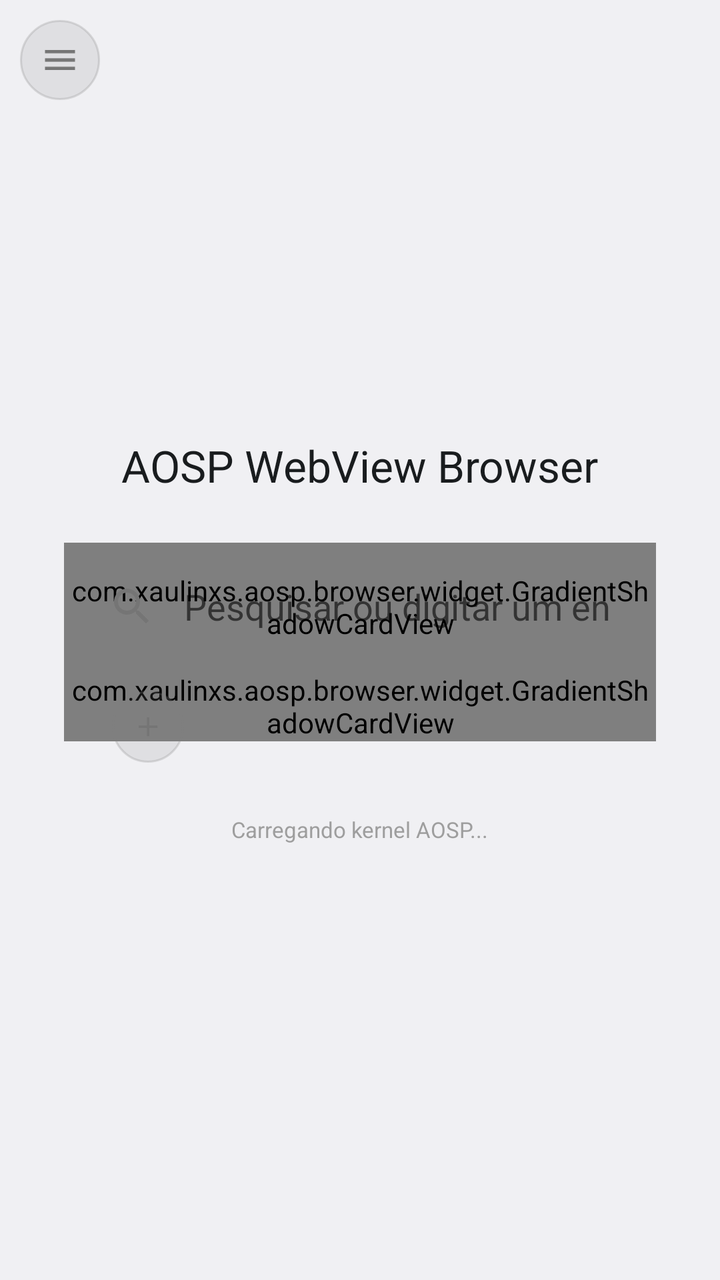
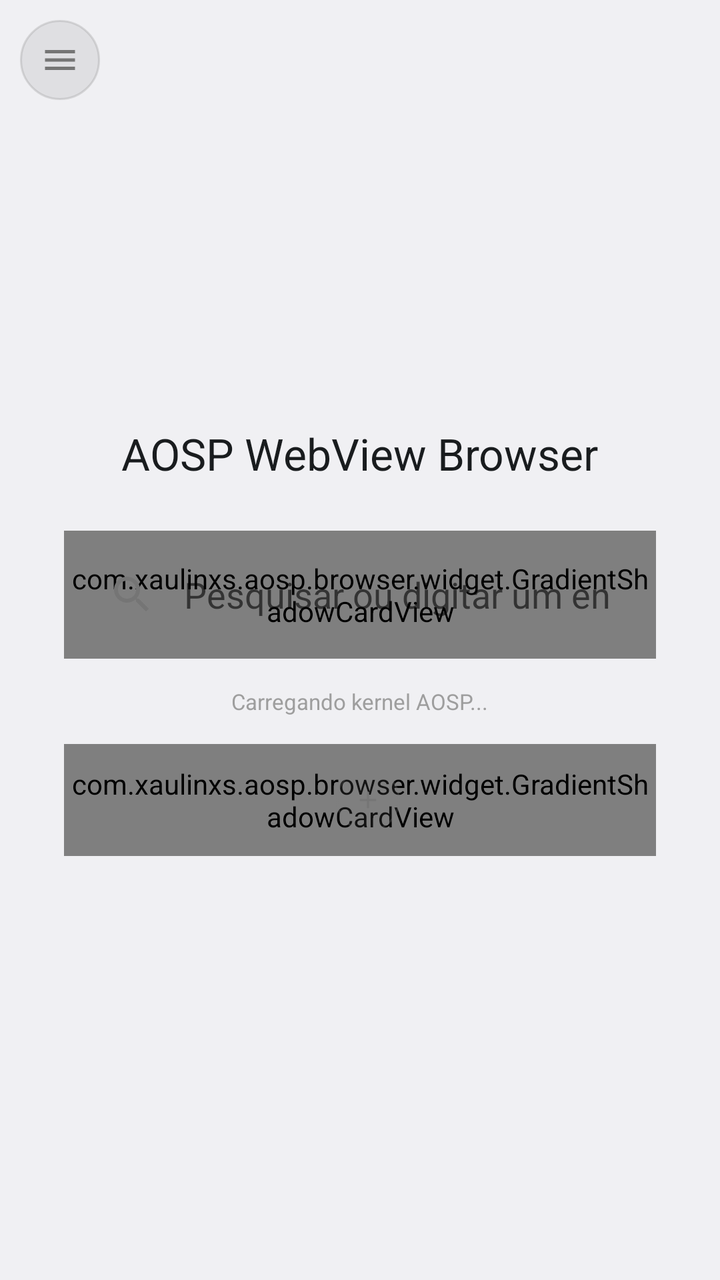

An Android layout rendered at two revisions. The XML below is the earlier revision; the diff shows what the commit changed to produce the second picture.
<!-- AndroidManifest.xml: application theme Theme.AospBrowser -->
<!-- res/layout/activity_main.xml -->
<?xml version="1.0" encoding="utf-8"?>
<LinearLayout xmlns:android="http://schemas.android.com/apk/res/android"
    xmlns:app="http://schemas.android.com/apk/res-auto"
    android:id="@+id/rootContainer"
    android:layout_width="match_parent"
    android:layout_height="match_parent"
    android:orientation="vertical"
    android:background="?android:attr/colorBackground">

    <include
        android:id="@+id/navToolbarInclude"
        layout="@layout/view_top_toolbar" />

    
    <FrameLayout
        android:id="@+id/contentArea"
        android:layout_width="match_parent"
        android:layout_height="0dp"
        android:layout_weight="1">

        
        <FrameLayout
            android:id="@+id/webViewContainer"
            android:layout_width="match_parent"
            android:layout_height="match_parent" />

        
        <LinearLayout
            android:id="@+id/homeLayout"
            android:layout_width="match_parent"
            android:layout_height="match_parent"
            android:orientation="vertical"
            android:gravity="center"
            android:background="?android:attr/colorBackground"
            android:padding="32dp">

            <TextView
                android:id="@+id/homeTitle"
                android:layout_width="wrap_content"
                android:layout_height="wrap_content"
                android:text="@string/app_name"
                android:textSize="22sp"
                android:textColor="?android:attr/textColorPrimary"
                android:layout_marginBottom="24dp" />

            
            <FrameLayout
                android:layout_width="match_parent"
                android:layout_height="wrap_content"
                android:layout_gravity="center_horizontal">

                <com.xaulinxs.aosp.browser.widget.GradientShadowCardView
                    android:layout_width="match_parent"
                    android:layout_height="64dp"
                    app:cornerRadiusDp="32" />

                <LinearLayout
                    android:layout_width="match_parent"
                    android:layout_height="64dp"
                    android:orientation="horizontal"
                    android:gravity="center_vertical"
                    android:paddingStart="22dp"
                    android:paddingEnd="22dp">

                    <ImageView
                        android:layout_width="24dp"
                        android:layout_height="24dp"
                        android:src="@drawable/ic_search"
                        android:contentDescription="@string/search_icon_description" />

                    <EditText
                        android:id="@+id/searchInput"
                        android:layout_width="0dp"
                        android:layout_height="wrap_content"
                        android:layout_weight="1"
                        android:layout_marginStart="14dp"
                        android:background="@null"
                        android:hint="@string/search_hint"
                        android:inputType="text"
                        android:imeOptions="actionGo"
                        android:singleLine="true"
                        android:textSize="18sp" />
                </LinearLayout>
            </FrameLayout>

            
            <include
                android:id="@+id/shortcutsCardInclude"
                layout="@layout/view_shortcuts_card"
                android:layout_width="wrap_content"
                android:layout_height="wrap_content"
                android:layout_gravity="center_horizontal" />

            <TextView
                android:id="@+id/kernelInfo"
                android:layout_width="wrap_content"
                android:layout_height="wrap_content"
                android:layout_marginTop="16dp"
                android:textColor="#9E9E9E"
                android:textSize="11sp"
                android:text="@string/kernel_loading" />
        </LinearLayout>

        
        <include
            android:id="@+id/sidebarInclude"
            layout="@layout/view_sidebar" />

        
        <FrameLayout
            android:id="@+id/btnOpenSidebar"
            android:layout_width="40dp"
            android:layout_height="40dp"
            android:layout_gravity="start|top"
            android:layout_margin="10dp"
            android:background="@drawable/bg_shortcut_add_button"
            android:clickable="true"
            android:focusable="true"
            android:foreground="?android:attr/selectableItemBackground">

            <ImageView
                android:layout_width="20dp"
                android:layout_height="20dp"
                android:layout_gravity="center"
                android:src="@drawable/ic_menu_hamburger"
                android:contentDescription="@string/sidebar_open_content_description" />
        </FrameLayout>
    </FrameLayout>

</LinearLayout>
<!-- res/layout/view_top_toolbar.xml (included above) -->
<?xml version="1.0" encoding="utf-8"?>
<FrameLayout xmlns:android="http://schemas.android.com/apk/res/android"
    xmlns:app="http://schemas.android.com/apk/res-auto"
    android:id="@+id/navToolbar"
    android:layout_width="match_parent"
    android:layout_height="wrap_content"
    android:visibility="gone">

    <com.xaulinxs.aosp.browser.widget.GradientShadowCardView
        android:layout_width="match_parent"
        android:layout_height="match_parent"
        app:cornerRadiusDp="10" />

    <LinearLayout
        android:layout_width="match_parent"
        android:layout_height="wrap_content"
        android:orientation="horizontal"
        android:gravity="center_vertical"
        android:paddingStart="12dp"
        android:paddingEnd="12dp"
        android:paddingTop="10dp"
        android:paddingBottom="10dp">

        <ImageButton
            android:id="@+id/btnBack"
            android:layout_width="36dp"
            android:layout_height="36dp"
            android:background="?android:attr/selectableItemBackgroundBorderless"
            android:src="@drawable/ic_back"
            android:contentDescription="@string/nav_back_content_description" />

        <EditText
            android:id="@+id/urlEditText"
            android:layout_width="0dp"
            android:layout_height="wrap_content"
            android:layout_weight="1"
            android:layout_marginStart="10dp"
            android:layout_marginEnd="10dp"
            android:background="@null"
            android:singleLine="true"
            android:inputType="textUri"
            android:imeOptions="actionGo"
            android:textSize="15sp" />

        <ImageButton
            android:id="@+id/btnReload"
            android:layout_width="36dp"
            android:layout_height="36dp"
            android:background="?android:attr/selectableItemBackgroundBorderless"
            android:src="@drawable/ic_reload"
            android:contentDescription="@string/nav_reload_content_description" />
    </LinearLayout>
</FrameLayout>
<!-- res/layout/view_shortcuts_card.xml (included above) -->
<?xml version="1.0" encoding="utf-8"?>
<FrameLayout xmlns:android="http://schemas.android.com/apk/res/android"
    android:id="@+id/shortcutsCard"
    android:layout_width="match_parent"
    android:layout_height="wrap_content"
    android:layout_marginTop="20dp">

    <com.xaulinxs.aosp.browser.widget.GradientShadowCardView
        android:layout_width="match_parent"
        android:layout_height="match_parent" />

    <LinearLayout
        android:layout_width="wrap_content"
        android:layout_height="wrap_content"
        android:orientation="horizontal"
        android:gravity="center_vertical"
        android:paddingStart="16dp"
        android:paddingEnd="16dp"
        android:paddingTop="10dp"
        android:paddingBottom="10dp">

        
        <LinearLayout
            android:id="@+id/shortcutsContainer"
            android:layout_width="wrap_content"
            android:layout_height="wrap_content"
            android:orientation="horizontal"
            android:gravity="center_vertical" />

        <FrameLayout
            android:id="@+id/btnAddShortcut"
            android:layout_width="36dp"
            android:layout_height="36dp"
            android:layout_marginStart="8dp"
            android:background="@drawable/bg_shortcut_add_button"
            android:clickable="true"
            android:focusable="true"
            android:foreground="?android:attr/selectableItemBackground">

            <ImageView
                android:layout_width="16dp"
                android:layout_height="16dp"
                android:layout_gravity="center"
                android:src="@drawable/ic_add"
                android:contentDescription="@string/shortcuts_add_content_description" />
        </FrameLayout>
    </LinearLayout>
</FrameLayout>
<!-- res/layout/view_sidebar.xml (included above) -->
<?xml version="1.0" encoding="utf-8"?>
<FrameLayout xmlns:android="http://schemas.android.com/apk/res/android"
    xmlns:app="http://schemas.android.com/apk/res-auto"
    android:id="@+id/sidebarRoot"
    android:layout_width="240dp"
    android:layout_height="match_parent"
    android:layout_gravity="start|top"
    android:visibility="gone"
    android:elevation="0dp">

    <com.xaulinxs.aosp.browser.widget.GradientShadowCardView
        android:layout_width="match_parent"
        android:layout_height="match_parent"
        app:cornerRadiusDp="0" />

    <LinearLayout
        android:layout_width="match_parent"
        android:layout_height="match_parent"
        android:orientation="vertical"
        android:background="?android:attr/colorBackground">

        
        <LinearLayout
            android:layout_width="match_parent"
            android:layout_height="wrap_content"
            android:orientation="horizontal"
            android:gravity="center_vertical"
            android:paddingStart="16dp"
            android:paddingEnd="16dp"
            android:paddingTop="14dp"
            android:paddingBottom="14dp">

            <ImageButton
                android:id="@+id/btnCloseSidebar"
                android:layout_width="32dp"
                android:layout_height="32dp"
                android:background="?android:attr/selectableItemBackgroundBorderless"
                android:src="@drawable/ic_menu_hamburger"
                android:contentDescription="@string/sidebar_close_content_description" />

            <TextView
                android:layout_width="0dp"
                android:layout_height="wrap_content"
                android:layout_weight="1"
                android:layout_marginStart="12dp"
                android:text="@string/sidebar_title"
                android:textSize="13sp"
                android:textColor="?android:attr/textColorSecondary" />

            
            <ImageButton
                android:id="@+id/btnResizeSidebar"
                android:layout_width="32dp"
                android:layout_height="32dp"
                android:layout_marginStart="4dp"
                android:background="?android:attr/selectableItemBackgroundBorderless"
                android:src="@drawable/ic_resize"
                android:contentDescription="@string/sidebar_resize_content_description" />
        </LinearLayout>

        
        <ScrollView
            android:layout_width="match_parent"
            android:layout_height="0dp"
            android:layout_weight="1">

            <LinearLayout
                android:id="@+id/sidebarItemsContainer"
                android:layout_width="match_parent"
                android:layout_height="wrap_content"
                android:orientation="vertical" />
        </ScrollView>

        
        <LinearLayout
            android:layout_width="match_parent"
            android:layout_height="wrap_content"
            android:gravity="center"
            android:paddingTop="12dp"
            android:paddingBottom="16dp">

            <FrameLayout
                android:id="@+id/btnManageSidebarShortcuts"
                android:layout_width="40dp"
                android:layout_height="40dp"
                android:background="@drawable/bg_shortcut_add_button"
                android:clickable="true"
                android:focusable="true"
                android:foreground="?android:attr/selectableItemBackground">

                <ImageView
                    android:layout_width="18dp"
                    android:layout_height="18dp"
                    android:layout_gravity="center"
                    android:src="@drawable/ic_add"
                    android:contentDescription="@string/sidebar_manage_shortcuts_content_description" />
            </FrameLayout>
        </LinearLayout>

        
        <TextView
            android:id="@+id/sidebarWebViewVersion"
            android:layout_width="match_parent"
            android:layout_height="wrap_content"
            android:paddingStart="16dp"
            android:paddingEnd="16dp"
            android:paddingBottom="12dp"
            android:textColor="#9E9E9E"
            android:textSize="10sp"
            android:text="@string/kernel_loading" />
    </LinearLayout>
</FrameLayout>
<!-- resources referenced by this layout -->
<resources>
  <!-- drawable bg_shortcut_add_button (drawable) -->
  <?xml version="1.0" encoding="utf-8"?>
  <shape xmlns:android="http://schemas.android.com/apk/res/android"
      android:shape="oval">
      <solid android:color="#26808080" />
      <stroke android:width="1dp" android:color="#40808080" />
  </shape>
  <!-- drawable ic_add (drawable) -->
  <?xml version="1.0" encoding="utf-8"?>
  <vector xmlns:android="http://schemas.android.com/apk/res/android"
      android:width="18dp" android:height="18dp"
      android:viewportWidth="24" android:viewportHeight="24"
      android:tint="#757575">
      <path android:fillColor="@android:color/black"
          android:pathData="M11,5 L13,5 L13,11 L19,11 L19,13 L13,13 L13,19 L11,19 L11,13 L5,13 L5,11 L11,11 Z" />
  </vector>
  <!-- drawable ic_back (drawable) -->
  <?xml version="1.0" encoding="utf-8"?>
  <vector xmlns:android="http://schemas.android.com/apk/res/android"
      android:width="20dp" android:height="20dp"
      android:viewportWidth="24" android:viewportHeight="24"
      android:tint="#757575">
      <path android:fillColor="@android:color/black"
          android:pathData="M20,11 L7.83,11 L13.42,5.41 L12,4 L4,12 L12,20 L13.41,18.59 L7.83,13 L20,13 Z" />
  </vector>
  <!-- drawable ic_menu_hamburger (drawable) -->
  <?xml version="1.0" encoding="utf-8"?>
  <vector xmlns:android="http://schemas.android.com/apk/res/android"
      android:width="20dp" android:height="20dp"
      android:viewportWidth="24" android:viewportHeight="24"
      android:tint="#757575">
      <path android:fillColor="@android:color/black"
          android:pathData="M3,6 L21,6 L21,8 L3,8 Z M3,11 L21,11 L21,13 L3,13 Z M3,16 L21,16 L21,18 L3,18 Z" />
  </vector>
  <!-- drawable ic_reload (drawable) -->
  <?xml version="1.0" encoding="utf-8"?>
  <vector xmlns:android="http://schemas.android.com/apk/res/android"
      android:width="20dp" android:height="20dp"
      android:viewportWidth="24" android:viewportHeight="24"
      android:tint="#757575">
      <path android:fillColor="@android:color/black"
          android:pathData="M17.65,6.35 C16.2,4.9 14.21,4 12,4 C7.58,4 4.01,7.58 4.01,12 C4.01,16.42 7.58,20 12,20 C15.73,20 18.84,17.45 19.73,14 L17.65,14 C16.83,16.33 14.61,18 12,18 C8.69,18 6,15.31 6,12 C6,8.69 8.69,6 12,6 C13.66,6 15.14,6.69 16.22,7.78 L13,11 L20,11 L20,4 Z" />
  </vector>
  <!-- drawable ic_resize (drawable) -->
  <?xml version="1.0" encoding="utf-8"?>
  <vector xmlns:android="http://schemas.android.com/apk/res/android"
      android:width="20dp" android:height="20dp"
      android:viewportWidth="24" android:viewportHeight="24"
      android:tint="#757575">
      <path android:fillColor="@android:color/black"
          android:pathData="M15,3 L21,3 L21,9 L19,9 L19,6.4 L14.1,11.3 L12.7,9.9 L17.6,5 L15,5 Z" />
      <path android:fillColor="@android:color/black"
          android:pathData="M9,21 L3,21 L3,15 L5,15 L5,17.6 L9.9,12.7 L11.3,14.1 L6.4,19 L9,19 Z" />
  </vector>
  <string name="app_name">AOSP WebView Browser</string>
  <string name="kernel_loading">Carregando kernel AOSP...</string>
  <string name="nav_back_content_description">Voltar</string>
  <string name="nav_reload_content_description">Recarregar página</string>
  <string name="search_hint">Pesquisar ou digitar um endereço</string>
  <string name="search_icon_description">Buscar</string>
  <string name="shortcuts_add_content_description">Adicionar atalho</string>
  <string name="sidebar_close_content_description">Fechar painel</string>
  <string name="sidebar_manage_shortcuts_content_description">Gerenciar atalhos da barra lateral</string>
  <string name="sidebar_open_content_description">Abrir painel de atalhos</string>
  <string name="sidebar_resize_content_description">Redimensionar painel</string>
  <string name="sidebar_title">Atalhos</string>
  <style name="Theme.AospBrowser" parent="android:Theme.DeviceDefault.Light.NoActionBar" />
  <!-- unchanged entries left out for length: 1 -->
</resources>

<!-- the commit's change to res/layout/activity_main.xml (unified diff, before → after) -->
@@ -84,21 +84,24 @@
             </FrameLayout>
 
             
+            <TextView
+                android:id="@+id/kernelInfo"
+                android:layout_width="wrap_content"
+                android:layout_height="wrap_content"
+                android:layout_marginTop="14dp"
+                android:layout_marginBottom="14dp"
+                android:textColor="#9E9E9E"
+                android:textSize="11sp"
+                android:gravity="center"
+                android:text="@string/kernel_loading" />
+
+            
             <include
                 android:id="@+id/shortcutsCardInclude"
                 layout="@layout/view_shortcuts_card"
                 android:layout_width="wrap_content"
-                android:layout_height="wrap_content"
+                android:layout_height="56dp"
                 android:layout_gravity="center_horizontal" />
-
-            <TextView
-                android:id="@+id/kernelInfo"
-                android:layout_width="wrap_content"
-                android:layout_height="wrap_content"
-                android:layout_marginTop="16dp"
-                android:textColor="#9E9E9E"
-                android:textSize="11sp"
-                android:text="@string/kernel_loading" />
         </LinearLayout>
 
         
@@ -186,9 +189,9 @@
 <?xml version="1.0" encoding="utf-8"?>
 <FrameLayout xmlns:android="http://schemas.android.com/apk/res/android"
     android:id="@+id/shortcutsCard"
-    android:layout_width="match_parent"
-    android:layout_height="wrap_content"
-    android:layout_marginTop="20dp">
+    android:layout_width="wrap_content"
+    android:layout_height="56dp"
+    android:layout_marginTop="16dp">
 
     <com.xaulinxs.aosp.browser.widget.GradientShadowCardView
         android:layout_width="match_parent"
@@ -196,13 +199,12 @@
 
     <LinearLayout
         android:layout_width="wrap_content"
-        android:layout_height="wrap_content"
+        android:layout_height="match_parent"
+        android:layout_gravity="center_horizontal"
         android:orientation="horizontal"
         android:gravity="center_vertical"
         android:paddingStart="16dp"
-        android:paddingEnd="16dp"
-        android:paddingTop="10dp"
-        android:paddingBottom="10dp">
+        android:paddingEnd="16dp">
 
         
         <LinearLayout
@@ -214,8 +216,8 @@
 
         <FrameLayout
             android:id="@+id/btnAddShortcut"
-            android:layout_width="36dp"
-            android:layout_height="36dp"
+            android:layout_width="32dp"
+            android:layout_height="32dp"
             android:layout_marginStart="8dp"
             android:background="@drawable/bg_shortcut_add_button"
             android:clickable="true"
@@ -223,8 +225,8 @@
             android:foreground="?android:attr/selectableItemBackground">
 
             <ImageView
-                android:layout_width="16dp"
-                android:layout_height="16dp"
+                android:layout_width="14dp"
+                android:layout_height="14dp"
                 android:layout_gravity="center"
                 android:src="@drawable/ic_add"
                 android:contentDescription="@string/shortcuts_add_content_description" />
